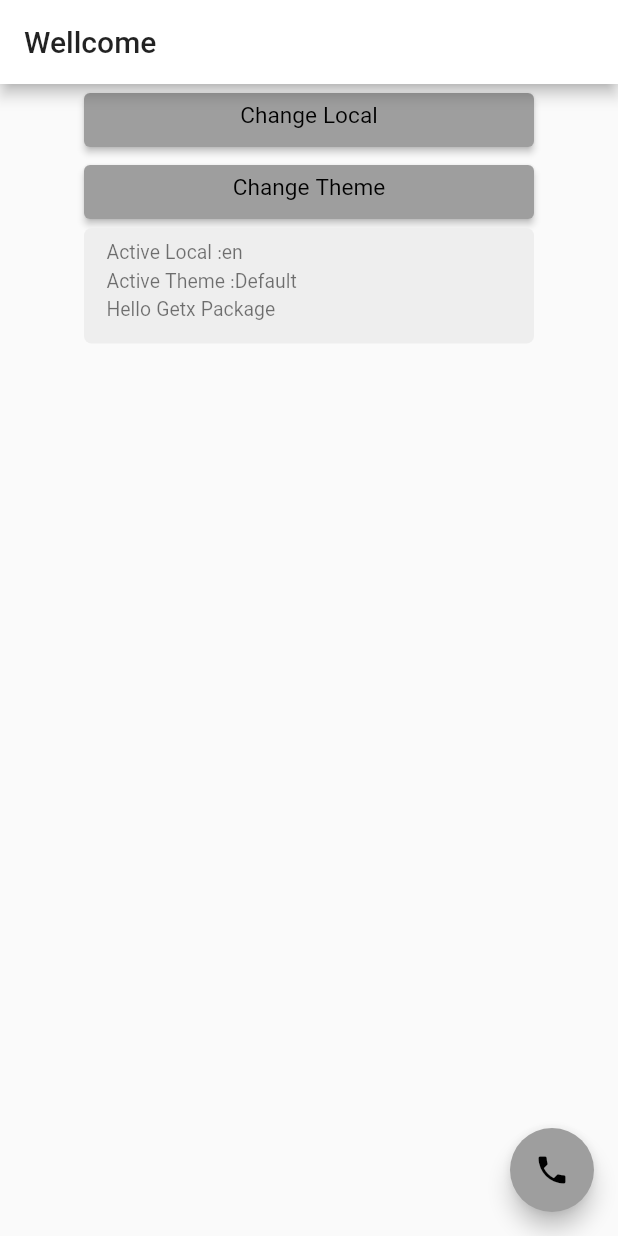
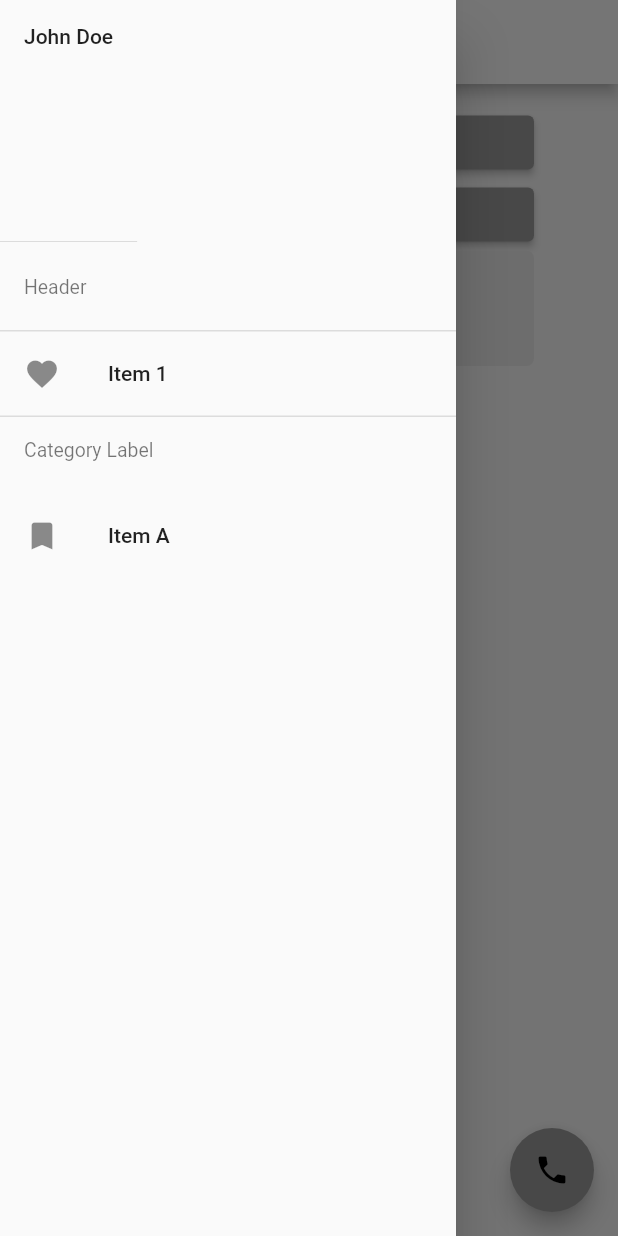
Before and after one commit to master11641/base_flutter_app, a Flutter app: the screen it shows after launch, with the side drawer open (before the commit the screen has no drawer), on a phone screen of 412 x 824 dp. Run offline on Flutter 3.47's test engine with Material 2 defaults, Android fonts, the light colour scheme and no system bars; our stand-ins replace get.

Commit message:
add drawer

```diff
--- a/lib/main.dart
+++ b/lib/main.dart
@@ -41,8 +41,8 @@
     int max = 4;
     rnd = new Random();
     var randomNumber = min + rnd.nextInt(max - min);
-    if(randomNumber== Get.find<ThemeContoller>().themeIndex){
-        randomNumber = _getRandomNumber();
+    if (randomNumber == Get.find<ThemeContoller>().themeIndex) {
+      randomNumber = _getRandomNumber();
     }
     return randomNumber;
   }
@@ -50,11 +50,78 @@
   @override
   Widget build(BuildContext context) {
     return Scaffold(
+      drawer: Drawer(
+        child: Column(
+          mainAxisAlignment: MainAxisAlignment.start,
+          crossAxisAlignment: CrossAxisAlignment.start,
+          children: [
+            DrawerHeader(
+              child: Column(
+                crossAxisAlignment: CrossAxisAlignment.start,
+                children: <Widget>[
+                  Text(
+                    'John Doe',
+                  ),
+                ],
+              ),
+              // decoration: BoxDecoration(
+              //   image: DecorationImage(
+              //     //image: AssetImage('assets/images/menu_bg.png'),
+              //     fit: BoxFit.cover,
+              //   ),
+              //),
+            ),
+            Expanded(
+              // flex: 2,
+              child: ListView(
+                // Important: Remove any padding from the ListView.
+                padding: EdgeInsets.zero,
+                children: <Widget>[
+                  Padding(
+                    padding: const EdgeInsets.all(16.0),
+                    child: Text(
+                      'Header',
+                      // style: textTheme.headline6,
+                    ),
+                  ),
+                  Divider(
+                    height: 1,
+                    thickness: 1,
+                  ),
+                  ListTile(
+                    leading: Icon(Icons.favorite),
+                    title: Text('Item 1'),
+                    // selected: _selectedDestination == 0,
+                    // onTap: () => selectDestination(0),
+                  ),
+                  Divider(
+                    height: 1,
+                    thickness: 1,
+                  ),
+                  Padding(
+                    padding: const EdgeInsets.all(16.0),
+                    child: Text(
+                      'Category Label',
+                    ),
+                  ),
+                  ListTile(
+                    leading: Icon(Icons.bookmark),
+                    title: Text('Item A'),
+                    // selected: ,
+                    //  onTap: () => selectDestination(3),
+                  ),
+                ],
+              ),
+            ),
+          ],
+        ),
+      ),
       appBar: AppBar(
         title: Text('title'.tr),
       ),
       body: Column(
         children: [
+          SizedBox(height: 15,),
           Center(
             child: SizedBox(
               width: 300,
@@ -81,7 +148,6 @@
                         EdgeInsets.only(right: 30, left: 30))),
                 child: Text('change_theme_button_text'.tr),
                 onPressed: () {
-
                   var themeIndex = _getRandomNumber();
                   Get.find<ThemeContoller>()
                       .buildThemeData(themeIndex: themeIndex);
```
